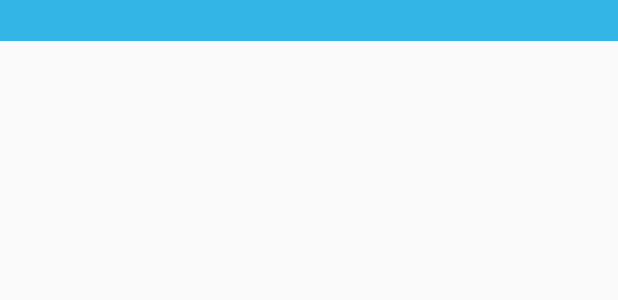
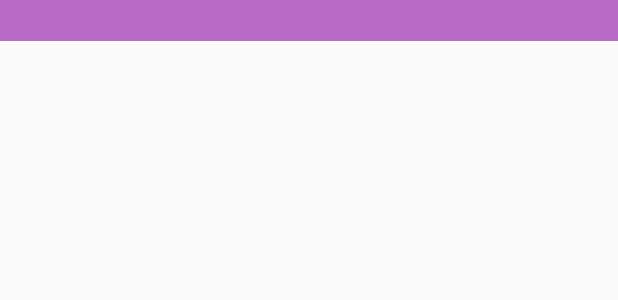
Before and after one commit to PigDogBay/WeightTracker-Android, an Android app: the layout fragment_help_wizard.xml on its own in the app's theme, with its tools: preview values and no code run, on a phone screen of 412 x 824 dp. Shown: the top 300 px of the screen. Run offline under Robolectric (Android 15) with nearby library versions, the phone set to English and light mode, and no system bars.

Commit message:
Changed color of view pager strip to primaryLight

```diff
--- a/pro/src/main/res/layout/fragment_help_wizard.xml
+++ b/pro/src/main/res/layout/fragment_help_wizard.xml
@@ -1,7 +1,6 @@
 <?xml version="1.0" encoding="utf-8"?>
 	<android.support.v4.view.ViewPager
 	    xmlns:android="http://schemas.android.com/apk/res/android"
-    	xmlns:tools="http://schemas.android.com/tools"
 	    android:id="@+id/help_wizard_viewpager"
 	    android:layout_width="match_parent"
     	android:layout_height="match_parent"
@@ -11,7 +10,7 @@
         android:layout_width="match_parent"
         android:layout_height="wrap_content"
         android:layout_gravity="top"
-        android:background="#33b5e5"
+        android:background="@color/colorPrimaryLight"
         android:paddingBottom="4dp"
         android:paddingTop="4dp"
         android:textColor="#fff" />
```
